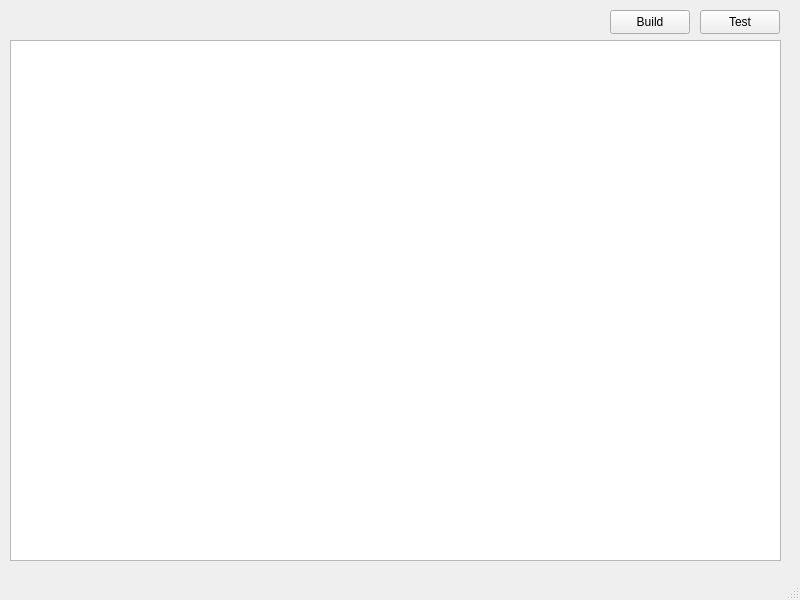
The window that mainide.ui (FrostySF/web-ide) describes before a commit, drawn with Qt 5.
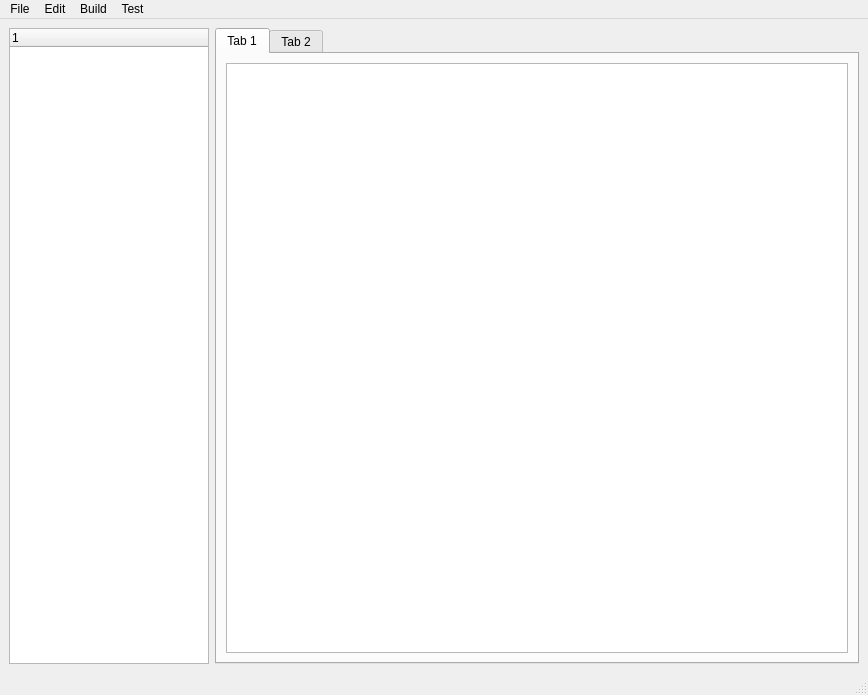
The same window after the commit.

The edit to the form file:
```diff
--- a/mainide.ui
+++ b/mainide.ui
@@ -6,69 +6,101 @@
    <rect>
     <x>0</x>
     <y>0</y>
-    <width>800</width>
-    <height>600</height>
+    <width>868</width>
+    <height>695</height>
    </rect>
   </property>
   <property name="windowTitle">
    <string>MainIDE</string>
   </property>
   <widget class="QWidget" name="centralwidget">
-   <widget class="QPushButton" name="build_button">
-    <property name="geometry">
-     <rect>
-      <x>610</x>
-      <y>10</y>
-      <width>80</width>
-      <height>24</height>
-     </rect>
-    </property>
-    <property name="text">
-     <string>Build</string>
-    </property>
-    <property name="checkable">
-     <bool>false</bool>
-    </property>
-    <property name="checked">
-     <bool>false</bool>
-    </property>
-    <property name="default">
-     <bool>false</bool>
-    </property>
-   </widget>
-   <widget class="QPushButton" name="test_run_button">
-    <property name="geometry">
-     <rect>
-      <x>700</x>
-      <y>10</y>
-      <width>80</width>
-      <height>24</height>
-     </rect>
-    </property>
-    <property name="text">
-     <string>Test</string>
-    </property>
-   </widget>
-   <widget class="QPlainTextEdit" name="plainTextEdit">
-    <property name="geometry">
-     <rect>
-      <x>10</x>
-      <y>40</y>
-      <width>771</width>
-      <height>521</height>
-     </rect>
-    </property>
-   </widget>
+   <layout class="QHBoxLayout" name="horizontalLayout_2">
+    <item>
+     <widget class="QTreeWidget" name="treeWidget">
+      <property name="maximumSize">
+       <size>
+        <width>200</width>
+        <height>16777215</height>
+       </size>
+      </property>
+      <column>
+       <property name="text">
+        <string notr="true">1</string>
+       </property>
+      </column>
+     </widget>
+    </item>
+    <item>
+     <widget class="QTabWidget" name="tabWidget">
+      <property name="maximumSize">
+       <size>
+        <width>1234</width>
+        <height>16777215</height>
+       </size>
+      </property>
+      <property name="currentIndex">
+       <number>0</number>
+      </property>
+      <widget class="QWidget" name="tab">
+       <attribute name="title">
+        <string>Tab 1</string>
+       </attribute>
+       <layout class="QHBoxLayout" name="horizontalLayout">
+        <item>
+         <widget class="QPlainTextEdit" name="plainTextEdit"/>
+        </item>
+       </layout>
+      </widget>
+      <widget class="QWidget" name="tab_2">
+       <attribute name="title">
+        <string>Tab 2</string>
+       </attribute>
+      </widget>
+     </widget>
+    </item>
+   </layout>
   </widget>
   <widget class="QMenuBar" name="menubar">
    <property name="geometry">
     <rect>
      <x>0</x>
      <y>0</y>
-     <width>800</width>
+     <width>868</width>
      <height>21</height>
     </rect>
    </property>
+   <widget class="QMenu" name="menuFile">
+    <property name="title">
+     <string>File</string>
+    </property>
+    <addaction name="actionOpen"/>
+    <addaction name="actionSave"/>
+    <addaction name="actionSave_As"/>
+    <addaction name="actionExit"/>
+   </widget>
+   <widget class="QMenu" name="menuEdit">
+    <property name="title">
+     <string>Edit</string>
+    </property>
+    <addaction name="actionRedo"/>
+    <addaction name="actionUndo"/>
+    <addaction name="actionCut"/>
+    <addaction name="actionPaste"/>
+   </widget>
+   <widget class="QMenu" name="build_button">
+    <property name="title">
+     <string>Build</string>
+    </property>
+   </widget>
+   <widget class="QMenu" name="test_run_button_2">
+    <property name="title">
+     <string>Test</string>
+    </property>
+   </widget>
+   <addaction name="menuFile"/>
+   <addaction name="menuEdit"/>
+   <addaction name="build_button"/>
+   <addaction name="test_run_button_2"/>
   </widget>
   <widget class="QStatusBar" name="statusbar"/>
  </widget>
```
Left out of the diff: 40 changed lines with no effect on the pictures.
